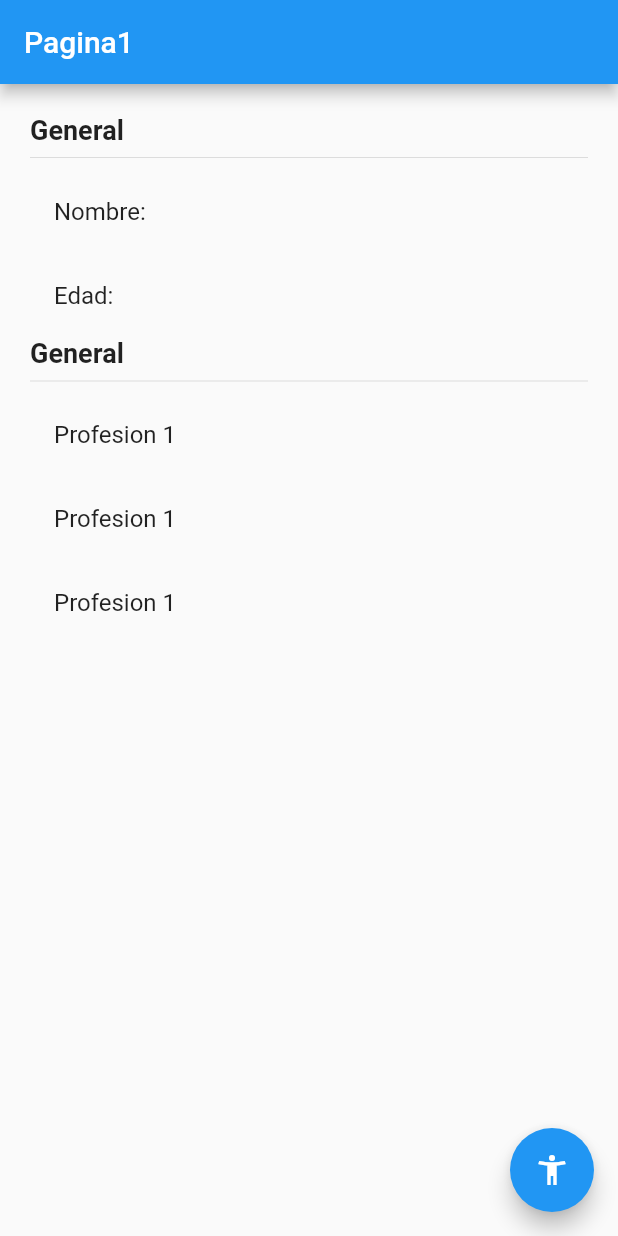
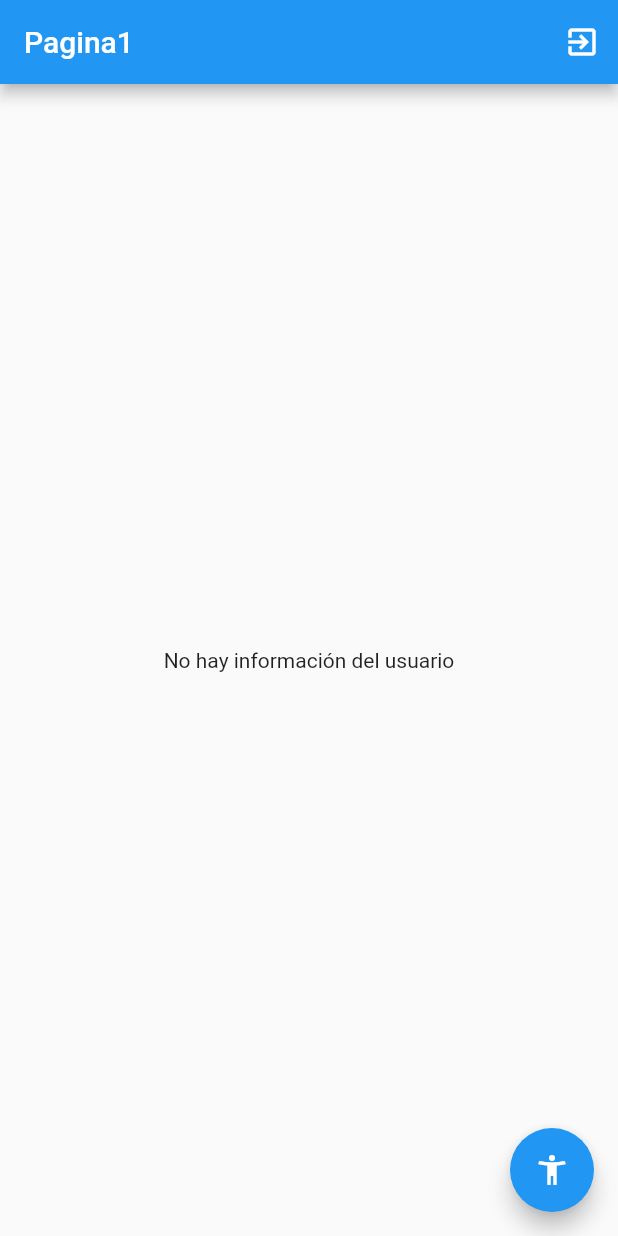
Before and after one commit to eljoselea/estados, a Flutter app: the screen it shows after launch, on a phone screen of 412 x 824 dp. Run offline on Flutter 3.47's test engine with Material 2 defaults, Android fonts, the phone set to English and light mode, and no system bars; our stand-ins replace flutter_bloc.

Commit message:
rama Cubit terminada

```diff
--- /dev/null
+++ b/lib/bloc/usuario/usuario_cubit.dart
@@ -0,0 +1,38 @@
+import 'package:estados/models/usuario.dart';
+import 'package:flutter_bloc/flutter_bloc.dart';
+import 'package:flutter/material.dart';
+
+part 'usuarios_state.dart';
+
+class UsuarioCubit extends Cubit<UsuarioState> {
+  UsuarioCubit() : super(UsuarioInitial());
+
+  void seleccionarUsuario(Usuario user) {
+    emit(UsuarioActivo(user));
+  }
+
+  void cambiarEdad(int edad) {
+    final currentState = state;
+    if (currentState is UsuarioActivo) {
+      final newUser = currentState.usuario.copyWith(edad: edad);
+      emit(UsuarioActivo(newUser));
+    }
+  }
+
+  void agregarProfesion() {
+    final currentState = state;
+    if (currentState is UsuarioActivo) {
+      final newProfesiones = [
+        ...currentState.usuario.profesiones,
+        'Profesión ${currentState.usuario.profesiones.length + 1}'
+      ];
+      final newUser =
+          currentState.usuario.copyWith(profesiones: newProfesiones);
+      emit(UsuarioActivo(newUser));
+    }
+  }
+
+  void borrarUsuario() {
+    emit(UsuarioInitial());
+  }
+}
--- /dev/null
+++ b/lib/bloc/usuario/usuarios_state.dart
@@ -0,0 +1,18 @@
+part of 'usuario_cubit.dart';
+
+@immutable
+abstract class UsuarioState{}
+
+class UsuarioInitial extends UsuarioState{
+
+  final existeUsuario = false;
+  }
+
+  class UsuarioActivo extends UsuarioState {
+    final existeUsuario = true;
+    final Usuario usuario;
+
+    UsuarioActivo(this.usuario);
+
+
+}
--- a/lib/main.dart
+++ b/lib/main.dart
@@ -1,13 +1,19 @@
+import 'package:estados/bloc/usuario/usuario_cubit.dart';
 import 'package:estados/pages/pagina1_page.dart';
 import 'package:estados/pages/pagina2_page.dart';
 import 'package:flutter/material.dart';
+import 'package:flutter_bloc/flutter_bloc.dart';
 
 void main() => runApp(MyApp());
 
 class MyApp extends StatelessWidget {
   @override
   Widget build(BuildContext context) {
-    return MaterialApp(
+    return MultiBlocProvider(
+      providers: [
+        BlocProvider(create: (_) => UsuarioCubit()),
+      ],
+      child: MaterialApp(
         debugShowCheckedModeBanner: false,
         title: 'Material App',
         initialRoute: 'pagina1',
@@ -15,6 +21,7 @@ class MyApp extends StatelessWidget {
           'pagina1': (_) => Pagina1Page(),
           'pagina2': (_) => Pagina2Page(),
         },
+      ),
     );
   }
 }
--- a/lib/models/usuario.dart
+++ b/lib/models/usuario.dart
@@ -1,13 +1,21 @@
+class Usuario {
+  final String nombre;
+  final int edad;
+  final List<String> profesiones;
 
-
-class Usuarios {
-  String nombre;
-  int edad;
-  List<String> profesiones;
-
-Usuarios({
+Usuario({
   required this.nombre,
   required this.edad,
   required this.profesiones});
 
-}
+  Usuario copyWith({
+    String? nombre,
+    int? edad,
+    List<String>?profesiones
+  }) =>
+    Usuario(
+    nombre: nombre ?? this.nombre,
+    edad  : edad ?? this.edad,
+    profesiones: profesiones ?? this.profesiones,
+  );
+  }
--- a/lib/pages/pagina1_page.dart
+++ b/lib/pages/pagina1_page.dart
@@ -1,24 +1,62 @@
+import 'package:estados/bloc/usuario/usuario_cubit.dart';
+import 'package:estados/models/usuario.dart';
 import 'package:flutter/material.dart';
-
+import 'package:flutter_bloc/flutter_bloc.dart';
 
 class Pagina1Page extends StatelessWidget {
-
   @override
   Widget build(BuildContext context) {
     return Scaffold(
       appBar: AppBar(
         title: Text('Pagina1'),
+        actions: [
+          IconButton(
+              icon: Icon(Icons.exit_to_app),
+              onPressed: () =>context.read<UsuarioCubit>().borrarUsuario()
+              )
+        ],
       ),
-      body: InformacionUsuarios(),
-        floatingActionButton: FloatingActionButton(
+      body: BodyScaffold(),
+      floatingActionButton: FloatingActionButton(
           child: Icon(Icons.accessibility_new),
-          onPressed: () => Navigator.pushNamed(context, 'pagina2')
-          ),
+          onPressed: () => Navigator.pushNamed(context, 'pagina2')),
     );
   }
 }
 
-class InformacionUsuarios extends StatelessWidget {
+class BodyScaffold extends StatelessWidget {
+  @override
+  Widget build(BuildContext context) {
+    return BlocBuilder<UsuarioCubit, UsuarioState>(builder: (_, state) {
+      switch (state.runtimeType) {
+        case UsuarioInitial:
+          return Center(child: Text('No hay información del usuario'));
+          break;
+
+        case UsuarioActivo:
+          return InformacionUsuario((state as UsuarioActivo).usuario);
+          break;
+
+        default:
+          return Center(child: Text('Estado no reconocido'));
+      }
+
+      // print(state);
+      //if ( state is UsuarioInitial) {
+      //  return Center(child: Text('No hay información del usuario'));
+      //}else if (state is UsuarioActivo){
+      //  return InformacionUsuario(state.usuario);
+      //  } else {
+      //    return Center(child: Text('Estado no reconocido'),);
+      //  };
+    });
+  }
+}
+
+class InformacionUsuario extends StatelessWidget {
+  const InformacionUsuario(this.usuario);
+
+  final Usuario usuario;
 
   @override
   Widget build(BuildContext context) {
@@ -29,21 +67,21 @@ class InformacionUsuarios extends StatelessWidget {
       child: Column(
         crossAxisAlignment: CrossAxisAlignment.start,
         children: [
-
-          Text('General', style: TextStyle(fontSize: 18, fontWeight: FontWeight.bold),),
+          Text(
+            'General',
+            style: TextStyle(fontSize: 18, fontWeight: FontWeight.bold),
+          ),
           Divider(),
-          ListTile(title: Text('Nombre: ')),
-          ListTile(title: Text('Edad: ')),
-
-          Text('General', style: TextStyle(fontSize: 18, fontWeight: FontWeight.bold),),
+          ListTile(title: Text('Nombre: ${usuario.nombre}')),
+          ListTile(title: Text('Edad: ${usuario.edad}')),
+          Text(
+            'General',
+            style: TextStyle(fontSize: 18, fontWeight: FontWeight.bold),
+          ),
           Divider(),
-          ListTile(title: Text('Profesion 1')),
-          ListTile(title: Text('Profesion 1')),
-          ListTile(title: Text('Profesion 1')),
-
-
-
-
+          ...usuario.profesiones
+              .map((profesiones) => ListTile(title: Text(profesiones)))
+              .toList()
         ],
       ),
     );
--- a/pubspec.yaml
+++ b/pubspec.yaml
@@ -34,6 +34,7 @@ dependencies:
   # The following adds the Cupertino Icons font to your application.
   # Use with the CupertinoIcons class for iOS style icons.
   cupertino_icons: ^1.0.2
+  flutter_bloc: ^8.0.0
 
 dev_dependencies:
   flutter_test:
```
Also changed, not shown: lib/pages/pagina2_page.dart (+24 -3 lines), pubspec.lock, 1 other file. Lines whose indentation alone changed are shown as unchanged.
